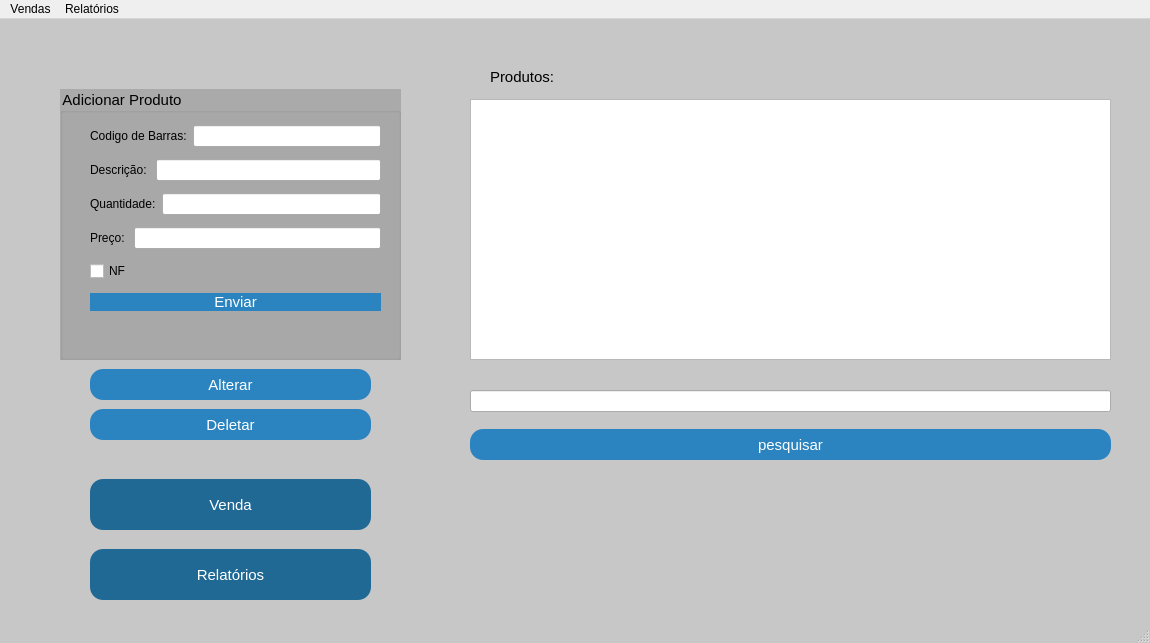
Qt form mainwindow.ui (GabR36/QEstoqueLoja) before a commit.
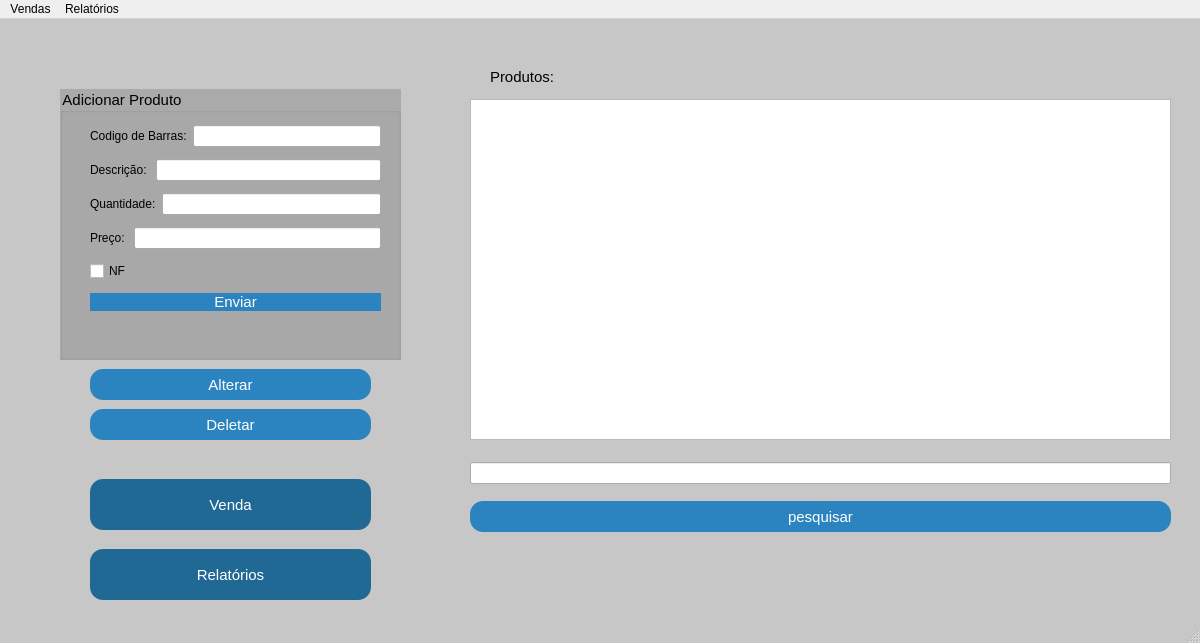
The same form after that commit. Icons and pictures are not drawn.

Commit message: ajustado detalhes finos mainwindows

```diff
--- a/mainwindow.ui
+++ b/mainwindow.ui
@@ -6,19 +6,19 @@
    <rect>
     <x>0</x>
     <y>0</y>
-    <width>1150</width>
+    <width>1200</width>
     <height>643</height>
    </rect>
   </property>
   <property name="minimumSize">
    <size>
-    <width>1150</width>
+    <width>1200</width>
     <height>643</height>
    </size>
   </property>
   <property name="maximumSize">
    <size>
-    <width>1150</width>
+    <width>1200</width>
     <height>643</height>
    </size>
   </property>
@@ -69,8 +69,8 @@
      <rect>
       <x>470</x>
       <y>80</y>
-      <width>641</width>
-      <height>261</height>
+      <width>701</width>
+      <height>341</height>
      </rect>
     </property>
     <property name="baseSize">
@@ -111,8 +111,8 @@
     <property name="geometry">
      <rect>
       <x>470</x>
-      <y>350</y>
-      <width>641</width>
+      <y>422</y>
+      <width>701</width>
       <height>65</height>
      </rect>
     </property>
@@ -338,8 +338,8 @@
     <property name="geometry">
      <rect>
       <x>470</x>
-      <y>410</y>
-      <width>641</width>
+      <y>482</y>
+      <width>701</width>
       <height>31</height>
      </rect>
     </property>
@@ -403,7 +403,7 @@
     <rect>
      <x>0</x>
      <y>0</y>
-     <width>1150</width>
+     <width>1200</width>
      <height>20</height>
     </rect>
    </property>
```
